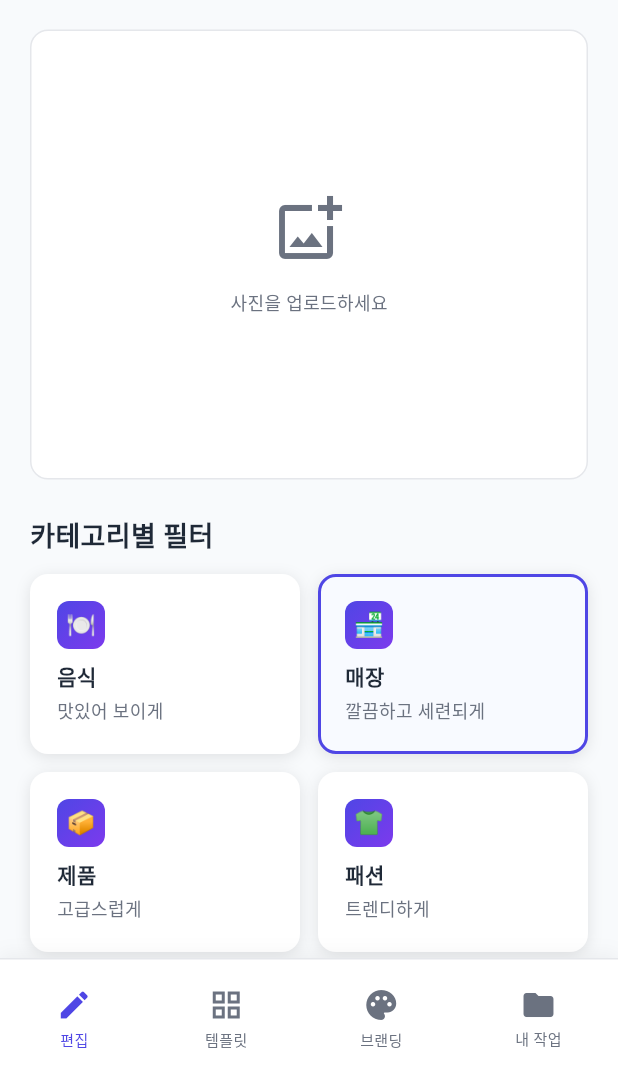
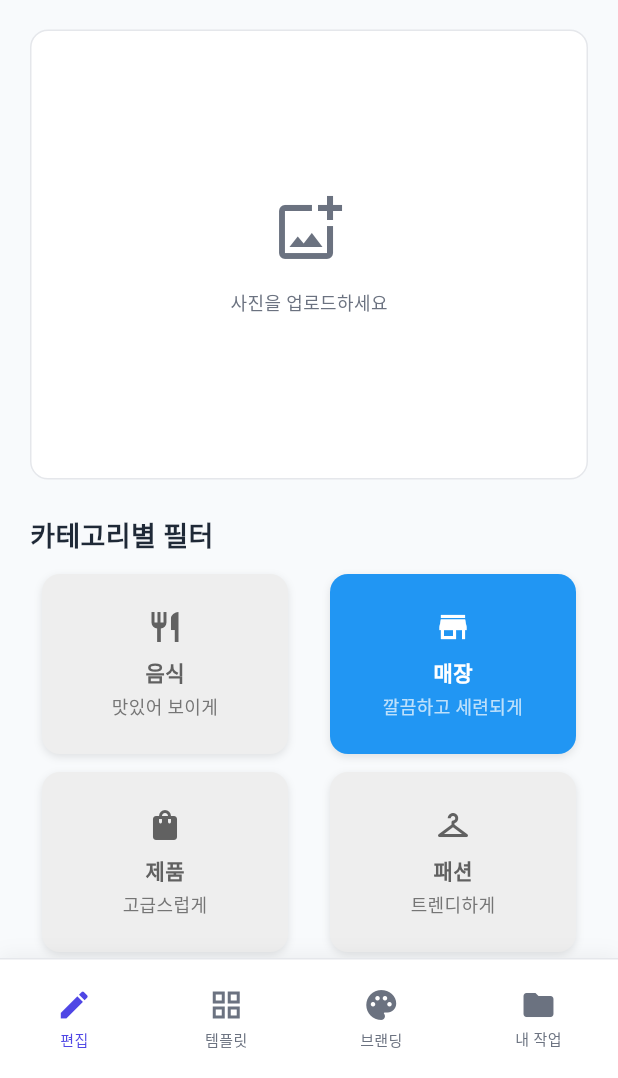
Before and after one commit to Aliasss/photo_filter, a Flutter app: the screen it shows after launch, after a tap on "매장", on a phone screen of 412 x 824 dp, the part 158-1236 px from its top. Run offline on Flutter 3.47's test engine with Material 3 defaults, Android fonts, the phone set to English and light mode, and no system bars; our stand-ins replace image_gallery_saver, image_picker; missing offline and left inert: dart:html; Roboto replaces fonts that are missing (NotoSans).

Commit message:
필터 적용

```diff
--- a/lib/models/filter_category.dart
+++ b/lib/models/filter_category.dart
@@ -1,6 +1,8 @@
+import 'package:flutter/material.dart';
+
 class FilterCategory {
   final String name;
-  final String icon;
+  final IconData icon;
   final String description;
   final List<String> filters;
 
@@ -14,27 +16,27 @@ class FilterCategory {
   static const List<FilterCategory> categories = [
     FilterCategory(
       name: '음식',
-      icon: '🍽️',
+      icon: Icons.restaurant,
       description: '맛있어 보이게',
-      filters: ['따뜻한 조명', '신선한 자연', '고급 레스토랑', '홈메이드 감성', '카페 무드'],
+      filters: ['카페 무드', '홈메이드 감성', '소프트 파스텔', '비비드 컬러', '미니멀 그레이'],
     ),
     FilterCategory(
       name: '매장',
-      icon: '🏪',
+      icon: Icons.store,
       description: '깔끔하고 세련되게',
-      filters: ['깔끔한 화이트', '모던 블랙', '따뜻한 우드', '미니멀 그레이', '럭셔리 골드'],
+      filters: ['모던 블랙', '웜 우드', '미니멀'],
     ),
     FilterCategory(
       name: '제품',
-      icon: '📦',
+      icon: Icons.shopping_bag,
       description: '고급스럽게',
-      filters: ['스튜디오 조명', '자연광 화이트', '프리미엄 블랙', '빈티지 필름', '모던 컬러'],
+      filters: ['럭셔리', '클린'],
     ),
     FilterCategory(
       name: '패션',
-      icon: '👕',
+      icon: Icons.checkroom,
       description: '트렌디하게',
-      filters: ['자연 채광', '스트릿 무드', '클래식 블랙', '소프트 파스텔', '비비드 컬러'],
+      filters: ['트렌디', '빈티지'],
     ),
   ];
 }
--- a/lib/models/filter_option.dart
+++ b/lib/models/filter_option.dart
@@ -1,3 +1,5 @@
+import '../utils/filter_utils.dart';
+
 class FilterOption {
   final String name;
   final String category;
@@ -8,6 +10,15 @@ class FilterOption {
     required this.category,
     required this.adjustments,
   });
+
+  factory FilterOption.fromPreset(String name, String category) {
+    final preset = FilterUtils.getFilterPreset(name);
+    return FilterOption(
+      name: name,
+      category: category,
+      adjustments: preset,
+    );
+  }
 
   static const Map<String, List<FilterOption>> categoryFilters = {
     '음식': [
--- a/lib/screens/edit_screen.dart
+++ b/lib/screens/edit_screen.dart
@@ -57,6 +57,7 @@ class _EditScreenState extends State<EditScreen> {
       _currentMatrix = FilterUtils.createAdjustmentMatrix(
         brightness: _brightness,
         contrast: _contrast,
+        saturation: 0.0,
         warmth: _warmth,
       );
     });
--- a/lib/screens/main_screen.dart
+++ b/lib/screens/main_screen.dart
@@ -160,16 +160,7 @@ class _MainScreenState extends State<MainScreen> with TickerProviderStateMixin {
           child: ClipRRect(
             borderRadius: BorderRadius.circular(12),
             child: ColorFiltered(
-              colorFilter: ColorFilter.matrix(
-                _selectedFilterIndex >= 0
-                    ? FilterUtils.getMatrixForFilter(FilterCategory.categories[_selectedCategoryIndex].filters[_selectedFilterIndex])
-                    : [
-                        1.0, 0.0, 0.0, 0.0, 0.0,
-                        0.0, 1.0, 0.0, 0.0, 0.0,
-                        0.0, 0.0, 1.0, 0.0, 0.0,
-                        0.0, 0.0, 0.0, 1.0, 0.0,
-                      ],
-              ),
+              colorFilter: ColorFilter.matrix(_currentMatrix),
               child: kIsWeb
                   ? Image.memory(
                       _originalImage,
@@ -250,16 +241,28 @@ class _MainScreenState extends State<MainScreen> with TickerProviderStateMixin {
             scrollDirection: Axis.horizontal,
             itemCount: category.filters.length,
             itemBuilder: (context, index) {
+              final filterName = category.filters[index];
               return FilterOptionCard(
-                filter: FilterOption(
-                  name: category.filters[index],
-                  category: category.name,
-                  adjustments: {'brightness': 0, 'contrast': 0, 'warmth': 0},
-                ),
+                filter: FilterOption.fromPreset(filterName, category.name),
                 isSelected: index == _selectedFilterIndex,
                 onTap: () {
-                  _applyFilter(index);
-                  HapticFeedback.lightImpact();
+                  print('필터 선택: $filterName'); // 디버그용
+                  setState(() {
+                    _selectedFilterIndex = index == _selectedFilterIndex ? -1 : index;
+                    if (_selectedFilterIndex != -1) {
+                      _currentMatrix = FilterUtils.getMatrixForFilter(filterName);
+                      print('필터 매트릭스 적용됨: $_currentMatrix'); // 디버그용
+                    } else {
+                      // 필터 해제 시 기본 매트릭스로 복원
+                      _currentMatrix = [
+                        1.0, 0.0, 0.0, 0.0, 0.0,
+                        0.0, 1.0, 0.0, 0.0, 0.0,
+                        0.0, 0.0, 1.0, 0.0, 0.0,
+                        0.0, 0.0, 0.0, 1.0, 0.0,
+                      ];
+                      print('기본 매트릭스로 복원됨'); // 디버그용
+                    }
+                  });
                 },
               );
             },
@@ -554,27 +557,4 @@ class _MainScreenState extends State<MainScreen> with TickerProviderStateMixin {
       ),
     );
   }
-
-  // 필터 적용 함수
-  void _applyFilter(int filterIndex) {
-    if (_originalImage == null) return;
-
-    setState(() {
-      _selectedFilterIndex = filterIndex == _selectedFilterIndex ? -1 : filterIndex;
-
-      if (_selectedFilterIndex >= 0) {
-        final filterName = FilterCategory.categories[_selectedCategoryIndex]
-            .filters[_selectedFilterIndex];
-        _currentMatrix = FilterUtils.getMatrixForFilter(filterName);
-      } else {
-        // 필터 해제 시 기본 매트릭스로 복원
-        _currentMatrix = [
-          1.0, 0.0, 0.0, 0.0, 0.0,
-          0.0, 1.0, 0.0, 0.0, 0.0,
-          0.0, 0.0, 1.0, 0.0, 0.0,
-          0.0, 0.0, 0.0, 1.0, 0.0,
-        ];
-      }
-    });
-  }
 }
--- a/lib/utils/filter_utils.dart
+++ b/lib/utils/filter_utils.dart
@@ -2,108 +2,158 @@ import 'dart:ui' as ui;
 import 'package:flutter/material.dart';
 
 class FilterUtils {
-  // 필터별 기본 값 정의
-  static Map<String, Map<String, double>> filterPresets = {
+  // 필터별 ColorMatrix 정의
+  static Map<String, List<double>> filterMatrices = {
+    // 음식 카테고리
+    '카페 무드': [
+      1.2, 0.1, 0.0, 0.0, 10,
+      0.0, 1.1, 0.1, 0.0, 5,
+      0.0, 0.0, 0.8, 0.0, 0,
+      0.0, 0.0, 0.0, 1.0, 0.0
+    ],
+    '홈메이드 감성': [
+      1.1, 0.2, 0.1, 0.0, 15,
+      0.1, 1.0, 0.1, 0.0, 10,
+      0.1, 0.1, 0.9, 0.0, 5,
+      0.0, 0.0, 0.0, 1.0, 0.0
+    ],
+    '소프트 파스텔': [
+      1.0, 0.1, 0.1, 0.0, 20,
+      0.1, 1.0, 0.1, 0.0, 15,
+      0.1, 0.1, 1.0, 0.0, 10,
+      0.0, 0.0, 0.0, 1.0, 0.0
+    ],
+    '비비드 컬러': [
+      1.3, 0.0, 0.0, 0.0, 0,
+      0.0, 1.3, 0.0, 0.0, 0,
+      0.0, 0.0, 1.3, 0.0, 0,
+      0.0, 0.0, 0.0, 1.0, 0.0
+    ],
+    '미니멀 그레이': [
+      0.5, 0.5, 0.5, 0.0, 0,
+      0.5, 0.5, 0.5, 0.0, 0,
+      0.5, 0.5, 0.5, 0.0, 0,
+      0.0, 0.0, 0.0, 1.0, 0.0
+    ],
     // 매장 카테고리
-    'modern_black': {'brightness': -0.1, 'contrast': 0.2, 'warmth': -0.05},
-    'warm_wood': {'brightness': 0.05, 'contrast': 0.0, 'warmth': 0.15},
-    'minimal': {'brightness': 0.1, 'contrast': -0.05, 'warmth': 0.0},
-
-    // 음식 카테고리
-    'delicious': {'brightness': 0.05, 'contrast': 0.1, 'warmth': 0.1},
-    'vivid': {'brightness': 0.0, 'contrast': 0.15, 'warmth': 0.05},
-
+    '모던 블랙': [
+      1.0, 0.0, 0.0, 0.0, -10,
+      0.0, 1.0, 0.0, 0.0, -10,
+      0.0, 0.0, 1.0, 0.0, -10,
+      0.0, 0.0, 0.0, 1.0, 0.0
+    ],
+    '웜 우드': [
+      1.1, 0.1, 0.0, 0.0, 5,
+      0.0, 1.0, 0.1, 0.0, 5,
+      0.0, 0.0, 0.9, 0.0, 0,
+      0.0, 0.0, 0.0, 1.0, 0.0
+    ],
+    '미니멀': [
+      0.9, 0.05, 0.05, 0.0, 10,
+      0.05, 0.9, 0.05, 0.0, 10,
+      0.05, 0.05, 0.9, 0.0, 10,
+      0.0, 0.0, 0.0, 1.0, 0.0
+    ],
     // 제품 카테고리
-    'luxury': {'brightness': -0.05, 'contrast': 0.1, 'warmth': -0.1},
-    'clean': {'brightness': 0.15, 'contrast': 0.0, 'warmth': -0.05},
-
+    '럭셔리': [
+      1.1, 0.0, 0.0, 0.0, -5,
+      0.0, 1.1, 0.0, 0.0, -5,
+      0.0, 0.0, 1.2, 0.0, -10,
+      0.0, 0.0, 0.0, 1.0, 0.0
+    ],
+    '클린': [
+      0.95, 0.0, 0.0, 0.0, 15,
+      0.0, 0.95, 0.0, 0.0, 15,
+      0.0, 0.0, 1.0, 0.0, -5,
+      0.0, 0.0, 0.0, 1.0, 0.0
+    ],
     // 패션 카테고리
-    'trendy': {'brightness': 0.0, 'contrast': 0.05, 'warmth': 0.05},
-    'vintage': {'brightness': -0.05, 'contrast': -0.05, 'warmth': 0.2},
+    '트렌디': [
+      1.05, 0.0, 0.0, 0.0, 0,
+      0.0, 1.05, 0.0, 0.0, 5,
+      0.0, 0.0, 1.05, 0.0, 5,
+      0.0, 0.0, 0.0, 1.0, 0.0
+    ],
+    '빈티지': [
+      0.8, 0.3, 0.2, 0.0, -5,
+      0.3, 0.7, 0.1, 0.0, -5,
+      0.2, 0.1, 0.6, 0.0, 20,
+      0.0, 0.0, 0.0, 1.0, 0.0
+    ],
   };
 
-  // 필터별 ColorMatrix 생성
+  // 필터별 ColorMatrix 가져오기
   static List<double> getMatrixForFilter(String filterName) {
-    final preset = filterPresets[filterName] ??
-      {'brightness': 0.0, 'contrast': 0.0, 'warmth': 0.0};
+    print('필터 매트릭스 요청: $filterName'); // 디버그용
+    final matrix = filterMatrices[filterName] ?? [
+      1.0, 0.0, 0.0, 0.0, 0.0,
+      0.0, 1.0, 0.0, 0.0, 0.0,
+      0.0, 0.0, 1.0, 0.0, 0.0,
+      0.0, 0.0, 0.0, 1.0, 0.0,
+    ];
+    print('적용된 매트릭스: $matrix'); // 디버그용
+    return matrix;
+  }
 
-    return createAdjustmentMatrix(
-      brightness: preset['brightness']!,
-      contrast: preset['contrast']!,
-      warmth: preset['warmth']!,
-    );
+  // 필터별 조정값 가져오기
+  static Map<String, int> getFilterValues(String filterName) {
+    switch (filterName) {
+      case '카페 무드':
+        return {'밝기': 10, '대비': 10, '따뜻함': 5};
+      case '홈메이드 감성':
+        return {'밝기': 15, '대비': 5, '따뜻함': 10};
+      case '소프트 파스텔':
+        return {'밝기': 20, '대비': 0, '따뜻함': 15};
+      case '비비드 컬러':
+        return {'밝기': 0, '대비': 30, '따뜻함': 0};
+      case '미니멀 그레이':
+        return {'밝기': 0, '대비': -50, '따뜻함': 0};
+      case '모던 블랙':
+        return {'밝기': -10, '대비': 20, '따뜻함': -5};
+      case '웜 우드':
+        return {'밝기': 5, '대비': 0, '따뜻함': 15};
+      case '미니멀':
+        return {'밝기': 10, '대비': -10, '따뜻함': 0};
+      case '럭셔리':
+        return {'밝기': -5, '대비': 10, '따뜻함': -10};
+      case '클린':
+        return {'밝기': 15, '대비': -5, '따뜻함': -5};
+      case '트렌디':
+        return {'밝기': 0, '대비': 5, '따뜻함': 5};
+      case '빈티지':
+        return {'밝기': -5, '대비': -10, '따뜻함': 20};
+      default:
+        return {'밝기': 0, '대비': 0, '따뜻함': 0};
+    }
+  }
+
+  // 필터 이름으로 기본값 가져오기
+  static Map<String, double> getFilterPreset(String filterName) {
+    final values = getFilterValues(filterName);
+    return {
+      'brightness': values['밝기']! / 100.0,
+      'contrast': values['대비']! / 100.0,
+      'warmth': values['따뜻함']! / 100.0,
+    };
   }
 
   // 조정값으로 ColorMatrix 생성
   static List<double> createAdjustmentMatrix({
     required double brightness,
     required double contrast,
+    required double saturation,
     required double warmth,
   }) {
-    // 기본 행렬 (단위 행렬)
-    List<double> matrix = [
-      1.0, 0.0, 0.0, 0.0, 0.0,
-      0.0, 1.0, 0.0, 0.0, 0.0,
-      0.0, 0.0, 1.0, 0.0, 0.0,
-      0.0, 0.0, 0.0, 1.0, 0.0,
+    double b = brightness / 100.0;
+    double c = (contrast + 100.0) / 100.0;
+    double s = (saturation + 100.0) / 100.0;
+    double w = warmth / 100.0;
+
+    return [
+      c * s, 0, 0, 0, b + w,
+      0, c * s, 0, 0, b,
+      0, 0, c * s, 0, b - w,
+      0, 0, 0, 1, 0,
     ];
-
-    // 밝기 조정
-    List<double> brightnessMatrix = [
-      1.0, 0.0, 0.0, 0.0, brightness,
-      0.0, 1.0, 0.0, 0.0, brightness,
-      0.0, 0.0, 1.0, 0.0, brightness,
-      0.0, 0.0, 0.0, 1.0, 0.0,
-    ];
-
-    // 대비 조정
-    double contrastFactor = 1.0 + contrast;
-    List<double> contrastMatrix = [
-      contrastFactor, 0.0, 0.0, 0.0, 0.0,
-      0.0, contrastFactor, 0.0, 0.0, 0.0,
-      0.0, 0.0, contrastFactor, 0.0, 0.0,
-      0.0, 0.0, 0.0, 1.0, 0.0,
-    ];
-
-    // 따뜻함 조정 (RGB 채널 조정)
-    List<double> warmthMatrix = [
-      1.0 + warmth, 0.0, 0.0, 0.0, 0.0,
-      0.0, 1.0, 0.0, 0.0, 0.0,
-      0.0, 0.0, 1.0 - warmth, 0.0, 0.0,
-      0.0, 0.0, 0.0, 1.0, 0.0,
-    ];
-
-    // 행렬 곱셈으로 모든 효과 결합
-    matrix = multiplyMatrices(matrix, brightnessMatrix);
-    matrix = multiplyMatrices(matrix, contrastMatrix);
-    matrix = multiplyMatrices(matrix, warmthMatrix);
-
-    return matrix;
-  }
-
-  // 행렬 곱셈 함수
-  static List<double> multiplyMatrices(List<double> a, List<double> b) {
-    List<double> result = List<double>.filled(20, 0.0);
-
-    for (int i = 0; i < 4; i++) {
-      for (int j = 0; j < 5; j++) {
-        double sum = 0.0;
-        for (int k = 0; k < 4; k++) {
-          sum += a[i * 5 + k] * b[k * 5 + j];
-        }
-        if (j == 4) {
-          sum += a[i * 5 + 4];
-        }
-        result[i * 5 + j] = sum;
-      }
-    }
-
-    return result;
-  }
-
-  // 필터 이름으로 기본값 가져오기
-  static Map<String, double> getFilterPreset(String filterName) {
-    return filterPresets[filterName] ??
-      {'brightness': 0.0, 'contrast': 0.0, 'warmth': 0.0};
   }
 }
--- a/lib/widgets/category_card.dart
+++ b/lib/widgets/category_card.dart
@@ -1,4 +1,5 @@
 import 'package:flutter/material.dart';
+import 'package:flutter/services.dart';
 import '../constants/colors.dart';
 import '../constants/text_styles.dart';
 import '../models/filter_category.dart';
@@ -18,46 +19,49 @@ class CategoryCard extends StatelessWidget {
   @override
   Widget build(BuildContext context) {
     return GestureDetector(
-      onTap: onTap,
-      child: AnimatedContainer(
-        duration: const Duration(milliseconds: 200),
+      onTap: () {
+        HapticFeedback.lightImpact();
+        onTap();
+      },
+      child: Container(
+        width: 100,
+        margin: const EdgeInsets.symmetric(horizontal: 8),
         decoration: BoxDecoration(
-          color: isSelected ? const Color(0xFFF8FAFF) : AppColors.surface,
+          color: isSelected ? Colors.blue : Colors.grey[200],
           borderRadius: BorderRadius.circular(12),
-          border: Border.all(
-            color: isSelected ? AppColors.primary : Colors.transparent,
-            width: 2,
-          ),
           boxShadow: [
             BoxShadow(
               color: Colors.black.withOpacity(0.1),
-              blurRadius: 8,
+              blurRadius: 4,
               offset: const Offset(0, 2),
             ),
           ],
         ),
-        padding: const EdgeInsets.all(16),
         child: Column(
-          crossAxisAlignment: CrossAxisAlignment.start,
+          mainAxisAlignment: MainAxisAlignment.center,
           children: [
-            Container(
-              width: 32,
-              height: 32,
-              decoration: BoxDecoration(
-                gradient: AppColors.primaryGradient,
-                borderRadius: BorderRadius.circular(8),
-              ),
-              child: Center(
-                child: Text(
-                  category.icon,
-                  style: const TextStyle(fontSize: 16),
-                ),
+            Icon(
+              category.icon,
+              size: 24,
+              color: isSelected ? Colors.white : Colors.grey[700],
+            ),
+            const SizedBox(height: 8),
+            Text(
+              category.name,
+              style: TextStyle(
+                color: isSelected ? Colors.white : Colors.grey[700],
+                fontWeight: FontWeight.bold,
               ),
             ),
-            const SizedBox(height: 8),
-            Text(category.name, style: AppTextStyles.categoryName),
             const SizedBox(height: 4),
-            Text(category.description, style: AppTextStyles.categoryDesc),
+            Text(
+              category.description,
+              style: TextStyle(
+                color: isSelected ? Colors.white70 : Colors.grey[600],
+                fontSize: 12,
+              ),
+              textAlign: TextAlign.center,
+            ),
           ],
         ),
       ),
--- a/lib/widgets/filter_option_card.dart
+++ b/lib/widgets/filter_option_card.dart
@@ -2,6 +2,7 @@ import 'package:flutter/material.dart';
 import '../constants/colors.dart';
 import '../constants/text_styles.dart';
 import '../models/filter_option.dart';
+import '../utils/filter_utils.dart';
 
 class FilterOptionCard extends StatelessWidget {
   final FilterOption filter;
@@ -17,54 +18,42 @@ class FilterOptionCard extends StatelessWidget {
 
   @override
   Widget build(BuildContext context) {
+    final preset = FilterUtils.getFilterPreset(filter.name);
+
     return GestureDetector(
       onTap: onTap,
-      child: AnimatedContainer(
-        duration: const Duration(milliseconds: 200),
+      child: Container(
+        width: 120,
         margin: const EdgeInsets.only(right: 12),
-        padding: const EdgeInsets.symmetric(horizontal: 16, vertical: 12),
+        padding: const EdgeInsets.all(12),
         decoration: BoxDecoration(
-          gradient: isSelected ? LinearGradient(
-            colors: AppColors.filterGradients[0],
-            begin: Alignment.topLeft,
-            end: Alignment.bottomRight,
-          ) : null,
-          color: isSelected ? null : AppColors.surface,
-          borderRadius: BorderRadius.circular(12),
+          color: isSelected ? AppColors.primary : AppColors.surface,
+          borderRadius: BorderRadius.circular(8),
           border: Border.all(
-            color: isSelected ? Colors.transparent : AppColors.border,
-            width: 2,
+            color: isSelected ? AppColors.primary : AppColors.border,
           ),
-          boxShadow: [
-            BoxShadow(
-              color: isSelected
-                ? AppColors.filterGradients[0][0].withOpacity(0.3)
-                : Colors.black.withOpacity(0.1),
-              blurRadius: 8,
-              offset: const Offset(0, 4),
-            ),
-          ],
         ),
         child: Column(
           mainAxisAlignment: MainAxisAlignment.center,
           children: [
             Text(
               filter.name,
-              style: AppTextStyles.filterText.copyWith(
+              style: AppTextStyles.categoryDesc.copyWith(
                 color: isSelected ? Colors.white : AppColors.textPrimary,
               ),
+              textAlign: TextAlign.center,
             ),
             if (isSelected) ...[
               const SizedBox(height: 4),
-              Row(
-                mainAxisSize: MainAxisSize.min,
-                children: [
-                  _buildAdjustmentChip('밝기', (filter.adjustments['brightness'] ?? 0).toInt()),
-                  const SizedBox(width: 4),
-                  _buildAdjustmentChip('대비', (filter.adjustments['contrast'] ?? 0).toInt()),
-                  const SizedBox(width: 4),
-                  _buildAdjustmentChip('따뜻함', (filter.adjustments['warmth'] ?? 0).toInt()),
-                ],
+              Text(
+                '밝기: ${(preset['brightness']! * 100).round()}%\n'
+                '대비: ${(preset['contrast']! * 100).round()}%\n'
+                '따뜻함: ${(preset['warmth']! * 100).round()}%',
+                style: AppTextStyles.categoryDesc.copyWith(
+                  color: Colors.white70,
+                  fontSize: 10,
+                ),
+                textAlign: TextAlign.center,
               ),
             ],
           ],
@@ -72,18 +61,4 @@ class FilterOptionCard extends StatelessWidget {
       ),
     );
   }
-
-  Widget _buildAdjustmentChip(String label, int value) {
-    return Container(
-      padding: const EdgeInsets.symmetric(horizontal: 6, vertical: 2),
-      decoration: BoxDecoration(
-        color: Colors.white.withOpacity(0.2),
-        borderRadius: BorderRadius.circular(4),
-      ),
-      child: Text(
-        '$label ${value > 0 ? '+' : ''}$value',
-        style: AppTextStyles.filterText.copyWith(fontSize: 10),
-      ),
-    );
-  }
 }
```
